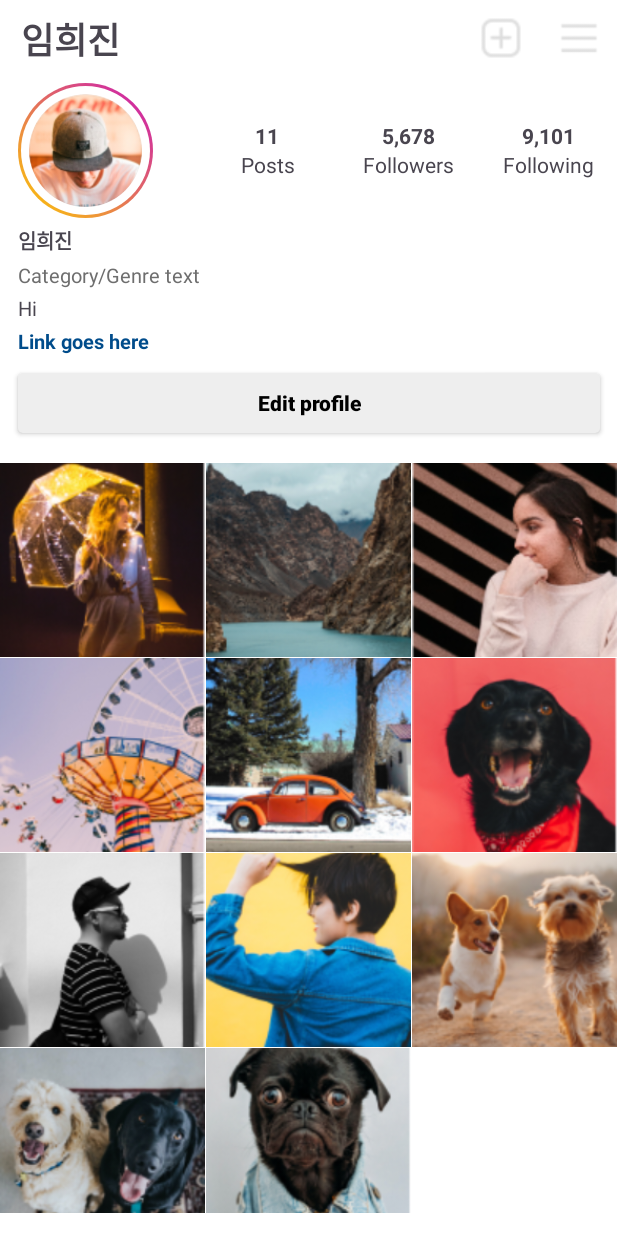
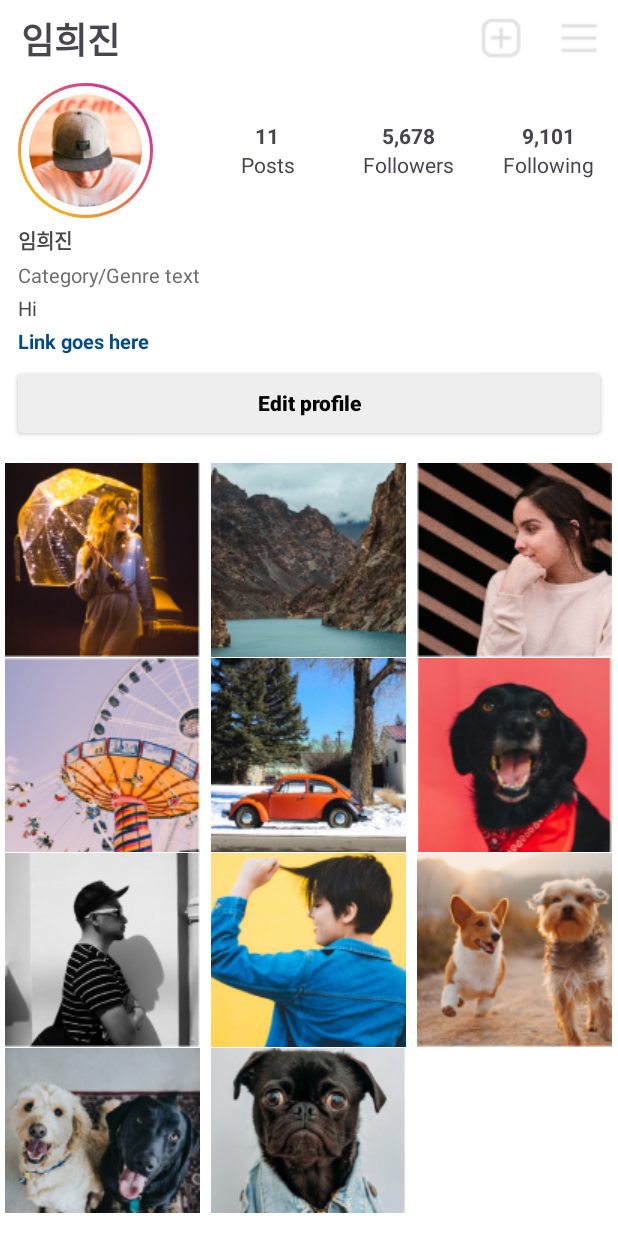
Before and after one commit to Chapter-3-2-Android/SNS-APP, an Android app: the screen it shows after launch (MainActivity), on a phone screen of 412 x 824 dp. Run offline under Robolectric (Android 15) with nearby library versions, the phone set to English and light mode, and no system bars; our stand-ins replace CircleImageView.

Commit message:
refactor: 코드 간소화

```diff
--- a/app/src/main/java/com/agvber/sns_app/MainActivity.kt
+++ b/app/src/main/java/com/agvber/sns_app/MainActivity.kt
@@ -29,7 +29,7 @@ class MainActivity : AppCompatActivity() {
         binding = ActivityMainBinding.inflate(layoutInflater)
         setContentView(binding.root)
 
-        setUserStorage()
+        setMemotyStorage()
         initView()
     }
 
@@ -39,7 +39,7 @@ class MainActivity : AppCompatActivity() {
         initGridView()
     }
 
-    private fun setUserStorage() {
+    private fun setMemotyStorage() {
         // 로그인 페이지에서 userID 값을 넘겨받은 경우
         if (intent.hasExtra("userID")) {
             val userid = intent.getStringExtra("userID")
@@ -80,14 +80,9 @@ class MainActivity : AppCompatActivity() {
     private fun initButtons() {
         binding.run {
             arrayOf(civProfileImage, btnEditProfile).forEach {
-                it.setOnClickListener { callMyPage() }
+                it.setOnClickListener { runMyPage() }
             }
         }
-    }
-
-    private fun callMyPage() {
-        val intent = Intent(this, MyActivity::class.java)
-        startActivity(intent)
     }
 
     private fun initGridView() {
@@ -99,6 +94,11 @@ class MainActivity : AppCompatActivity() {
         }
     }
 
+    private fun runMyPage() {
+        val intent = Intent(this, MyActivity::class.java)
+        startActivity(intent)
+    }
+
     private fun runDetailPage(index: Int) {
         val intent = Intent(this, DetailActivity::class.java)
         intent.putExtra("postIndex", index)
--- a/app/src/main/java/com/agvber/sns_app/MyActivity.kt
+++ b/app/src/main/java/com/agvber/sns_app/MyActivity.kt
@@ -15,7 +15,6 @@ class MyActivity : AppCompatActivity() {
     private lateinit var binding: ActivityMyBinding
 
     val user: User by lazy {
-        MemoryStorage.setUser(PreviewProvider.users[0])
         MemoryStorage.getUser()
     }
 
@@ -101,12 +100,14 @@ class MyActivity : AppCompatActivity() {
     }
 
     fun changeProfilePhoto(view: View) {
-    val changePictureIntent = Intent(Intent.ACTION_PICK, MediaStore.Images.Media.INTERNAL_CONTENT_URI)
+        val changePictureIntent = Intent(Intent.ACTION_PICK, MediaStore.Images.Media.INTERNAL_CONTENT_URI)
+
         // 묵시적 인텐트 호출 최신 방법?
         startActivityForResult(changePictureIntent, REQUEST_IMAGE_PICK)
     }
     override fun onActivityResult(requestCode: Int, resultCode: Int, data: Intent?) {
         super.onActivityResult(requestCode, resultCode, data)
+
         if(requestCode == REQUEST_IMAGE_PICK && resultCode == Activity.RESULT_OK && data != null){
             val selectedImageURI = data.data
             binding.imgProfile.setImageURI(selectedImageURI)
--- a/app/src/main/res/layout/activity_main.xml
+++ b/app/src/main/res/layout/activity_main.xml
@@ -69,9 +69,9 @@
                 android:id="@+id/civ_profileImage"
                 android:layout_width="90dp"
                 android:layout_height="90dp"
-                android:background="@drawable/img_round"
                 android:padding="7dp"
                 android:src="@drawable/img_profile2"
+                android:background="@drawable/img_round"
                 app:layout_constraintBottom_toBottomOf="parent"
                 app:layout_constraintStart_toStartOf="parent"
                 app:layout_constraintTop_toTopOf="parent" />
@@ -95,11 +95,9 @@
                     android:layout_height="match_parent"
                     app:layout_constraintBottom_toBottomOf="parent"
                     app:layout_constraintEnd_toStartOf="@+id/cl_followersCount"
-                    app:layout_constraintHorizontal_bias="0.5"
                     app:layout_constraintHorizontal_chainStyle="spread"
                     app:layout_constraintStart_toStartOf="parent"
-                    app:layout_constraintTop_toTopOf="parent"
-                    app:layout_constraintVertical_bias="0.0">
+                    app:layout_constraintTop_toTopOf="parent">
 
                     <TextView
                         android:id="@+id/tv_posts"
@@ -212,8 +210,8 @@
             android:layout_height="wrap_content"
             android:paddingLeft="12dp"
             android:text="Username"
+            android:textSize="13sp"
             android:textStyle="bold"
-            android:textSize="13sp"
             app:layout_constraintTop_toBottomOf="@+id/cl_profile"/>
 
         <!--    Category     -->
@@ -246,9 +244,9 @@
             android:layout_marginTop="3dp"
             android:paddingLeft="12dp"
             android:text="Link goes here"
-            android:textStyle="bold"
             android:textColor="#004C8B"
             android:textSize="13sp"
+            android:textStyle="bold"
             app:layout_constraintTop_toBottomOf="@+id/tv_bio"/>
 
     <!--    <FrameLayout-->
@@ -267,9 +265,9 @@
             android:layout_marginTop="12dp"
             android:background="@drawable/btn_round"
             android:text="Edit profile"
-            android:textStyle="bold"
             android:textColor="@color/black"
             android:textSize="14sp"
+            android:textStyle="bold"
             android:textAllCaps="false"
             app:layout_constraintTop_toBottomOf="@+id/tv_link"/>
 
@@ -278,17 +276,14 @@
             android:id="@+id/gv_posts"
             android:layout_width="match_parent"
             android:layout_height="500dp"
+            app:layout_constraintVertical_weight="10"
+            android:layout_marginTop="20dp"
             android:numColumns="3"
-
-            android:contextClickable="true"
-            android:stretchMode="columnWidth"
             android:horizontalSpacing="1dp"
             android:verticalSpacing="1dp"
-            android:layout_marginTop="20dp"
             app:layout_constraintEnd_toEndOf="parent"
             app:layout_constraintStart_toStartOf="parent"
             app:layout_constraintTop_toBottomOf="@+id/btn_editProfile" />
-
     </androidx.constraintlayout.widget.ConstraintLayout>
 
 </ScrollView>
--- a/app/src/main/res/layout/gv_post_item.xml
+++ b/app/src/main/res/layout/gv_post_item.xml
@@ -1,13 +1,13 @@
 <?xml version="1.0" encoding="utf-8"?>
-<androidx.constraintlayout.widget.ConstraintLayout
-    xmlns:android="http://schemas.android.com/apk/res/android"
+<androidx.constraintlayout.widget.ConstraintLayout xmlns:android="http://schemas.android.com/apk/res/android"
     android:layout_width="match_parent"
-    android:layout_height="match_parent">
+    android:layout_height="wrap_content"
+    xmlns:app="http://schemas.android.com/apk/res-auto">
 
     <ImageView
         android:id="@+id/iv_post"
         android:layout_width="match_parent"
         android:layout_height="match_parent"
-        android:scaleType="centerCrop"/>
+        app:layout_constraintDimensionRatio="1:1"/>
 
 </androidx.constraintlayout.widget.ConstraintLayout>
```
